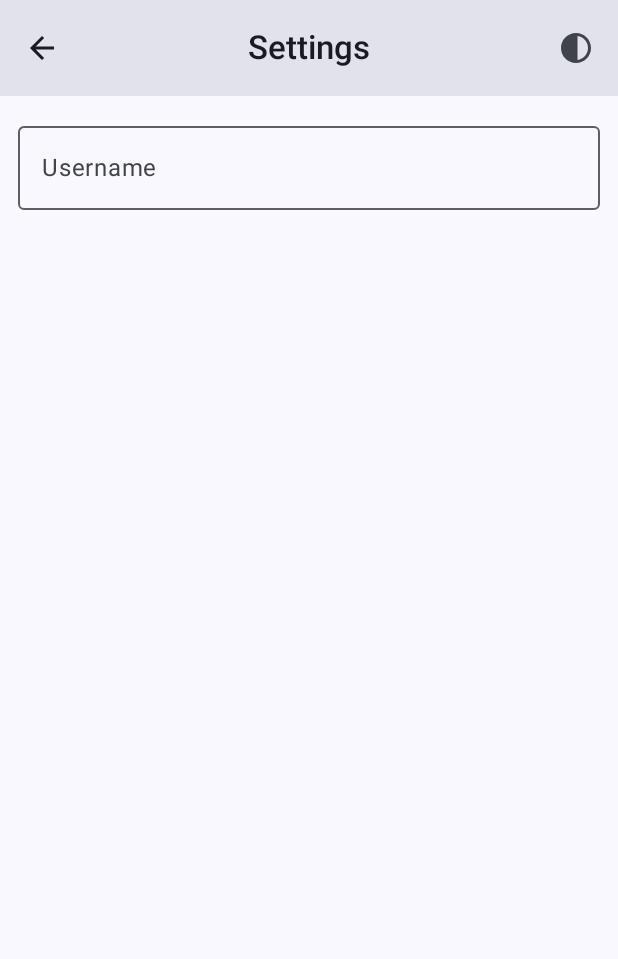
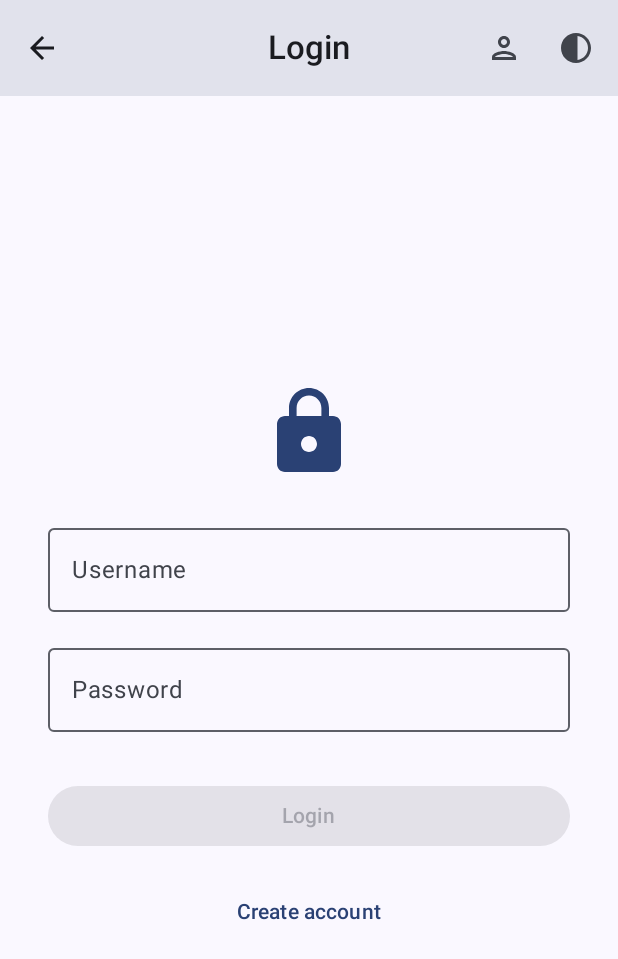
Before and after one commit to ChristianRemschi/QuizApp, an Android app built with Jetpack Compose: the SettingsScreen screen opened through its navigation route, on a phone screen of 412 x 824 dp. Shown: the top 959 px of the screen. Run offline under Robolectric (Android 15) with nearby library versions, the phone set to English and light mode, and no system bars; our stand-ins replace Room's generated code; pictures from the network do not load.

Commit message:
login begin

```diff
--- a/app/src/main/java/com/example/quizapp/data/repositories/settingsRepository.kt
+++ b/app/src/main/java/com/example/quizapp/data/repositories/settingsRepository.kt
@@ -11,9 +11,14 @@
 ) {
     companion object {
         private val USERNAME_KEY = stringPreferencesKey("username")
+        private val PASSWORD_KEY = stringPreferencesKey("password")
     }
 
     val username = dataStore.data.map { it[USERNAME_KEY] ?: "" }
+    val password = dataStore.data.map { it[PASSWORD_KEY] ?: "" }
 
     suspend fun setUsername(username: String) = dataStore.edit { it[USERNAME_KEY] = username }
+    suspend fun setPassword(password: String) = dataStore.edit { it[PASSWORD_KEY] = password }
+    fun login(username: String, password: String) { }
+
 }
--- a/app/src/main/java/com/example/quizapp/ui/Navigation.kt
+++ b/app/src/main/java/com/example/quizapp/ui/Navigation.kt
@@ -52,7 +52,7 @@
 
         composable<QuizRoute.Settings> {
             val settingsVm = koinViewModel<SettingsViewModel>()
-            SettingsScreen(settingsVm.state, settingsVm::setUsername, navController)
+            SettingsScreen(settingsVm.state, settingsVm::setUsername, settingsVm::setPassword, settingsVm::login, navController)
         }
         composable<QuizRoute.Theme> {
             val themeViewModel = koinViewModel<ThemeViewModel>()
--- a/app/src/main/java/com/example/quizapp/ui/screens/settings/SettingsScreen.kt
+++ b/app/src/main/java/com/example/quizapp/ui/screens/settings/SettingsScreen.kt
@@ -1,18 +1,30 @@
 package com.example.quizapp.ui.screens.settings
 
+import androidx.compose.foundation.layout.Arrangement
 import androidx.compose.foundation.layout.Column
+import androidx.compose.foundation.layout.Row
 import androidx.compose.foundation.layout.Spacer
 import androidx.compose.foundation.layout.fillMaxSize
 import androidx.compose.foundation.layout.fillMaxWidth
+import androidx.compose.foundation.layout.height
 import androidx.compose.foundation.layout.padding
 import androidx.compose.foundation.layout.size
+import androidx.compose.foundation.layout.width
+import androidx.compose.foundation.text.KeyboardOptions
+import androidx.compose.material.icons.Icons
+import androidx.compose.material.icons.filled.Lock
+import androidx.compose.material3.Button
+import androidx.compose.material3.Icon
 import androidx.compose.material3.MaterialTheme
 import androidx.compose.material3.OutlinedTextField
 import androidx.compose.material3.Scaffold
 import androidx.compose.material3.Text
+import androidx.compose.material3.TextButton
 import androidx.compose.runtime.Composable
 import androidx.compose.ui.Alignment
 import androidx.compose.ui.Modifier
+import androidx.compose.ui.text.input.KeyboardType
+import androidx.compose.ui.text.input.PasswordVisualTransformation
 import androidx.compose.ui.unit.dp
 import androidx.navigation.NavController
 import com.example.quizapp.ui.composables.AppBar
@@ -21,23 +33,68 @@
 fun SettingsScreen(
     state: SettingsState,
     onUsernameChanged: (String) -> Unit,
+    onPasswordChanged: (String) -> Unit,
+    onLoginClicked: () -> Unit,
     navController: NavController
 ) {
     Scaffold(
-        topBar = { AppBar(navController, title = "Settings") }
+        topBar = { AppBar(navController, title = "Login") }
     ) { contentPadding ->
         Column(
             horizontalAlignment = Alignment.CenterHorizontally,
-            modifier = Modifier.padding(contentPadding).padding(12.dp).fillMaxSize()
-        ) {OutlinedTextField(
+            verticalArrangement = Arrangement.Center,
+            modifier = Modifier
+                .padding(contentPadding)
+                .padding(horizontal = 32.dp)
+                .fillMaxSize()
+        ) {
+            // Logo/Header (opzionale)
+            Icon(
+                Icons.Default.Lock,
+                contentDescription = "Login",
+                modifier = Modifier.size(64.dp),
+                tint = MaterialTheme.colorScheme.primary
+            )
+            Spacer(modifier = Modifier.height(24.dp))
+
+            // Username Field
+            OutlinedTextField(
                 value = state.username,
                 onValueChange = onUsernameChanged,
                 label = { Text("Username") },
+                singleLine = true,
                 modifier = Modifier.fillMaxWidth()
             )
-            Spacer(modifier = Modifier.size(36.dp))
-            Text(
-                text = state.username,
-                style = MaterialTheme.typography.bodyLarge
+
+            Spacer(modifier = Modifier.height(16.dp))
+
+            // Password Field
+            OutlinedTextField(
+                value = state.password,
+                onValueChange = onPasswordChanged,
+                label = { Text("Password") },
+                singleLine = true,
+                visualTransformation = PasswordVisualTransformation(),
+                keyboardOptions = KeyboardOptions(keyboardType = KeyboardType.Password),
+                modifier = Modifier.fillMaxWidth()
             )
-        }}}
+
+            Spacer(modifier = Modifier.height(32.dp))
+
+            // Login Button
+            Button(
+                onClick = onLoginClicked,
+                modifier = Modifier.fillMaxWidth(),
+                enabled = state.username.isNotBlank() && state.password.isNotBlank()
+            ) {
+                Text("Login", style = MaterialTheme.typography.labelLarge)
+            }
+
+            Spacer(modifier = Modifier.height(16.dp))
+            TextButton(onClick = { /* nav to register */ }) {
+                Text("Create account")
+
+            }
+        }
+    }
+}
--- a/app/src/main/java/com/example/quizapp/ui/screens/settings/SettingsViewModel.kt
+++ b/app/src/main/java/com/example/quizapp/ui/screens/settings/SettingsViewModel.kt
@@ -9,25 +9,47 @@
 import kotlinx.coroutines.flow.first
 import kotlinx.coroutines.launch
 
-data class SettingsState(val username: String)
+data class SettingsState(
+    val username: String,
+    val password: String
+)
 
 class SettingsViewModel(
     private val repository: SettingsRepository
 ) : ViewModel() {
-    var state by mutableStateOf(SettingsState(""))
+    var state by mutableStateOf(SettingsState("", ""))
         private set
 
     fun setUsername(username: String) {
-        state = SettingsState(username)
+        state = state.copy(username = username)
         viewModelScope.launch {
             repository.setUsername(username)
         }
     }
 
-    init {
+    fun setPassword(password: String) {
+        state = state.copy(password = password)
         viewModelScope.launch {
-            state = SettingsState(repository.username.first())
+            repository.setPassword(password)
         }
     }
 
+    fun login() {
+        viewModelScope.launch {
+            try {
+                repository.login(state.username, state.password)
+                // Navigate to home on success
+            } catch (e: Exception) {
+                // Handle error (show snackbar, etc.)
+            }
+        }
+    }
+
+    init {
+        viewModelScope.launch {
+            val username = repository.username.first()
+            val password = repository.password.first()
+            state = SettingsState(username, password)
+        }
+    }
 }
```
Also changed, not shown: 1 other file.
